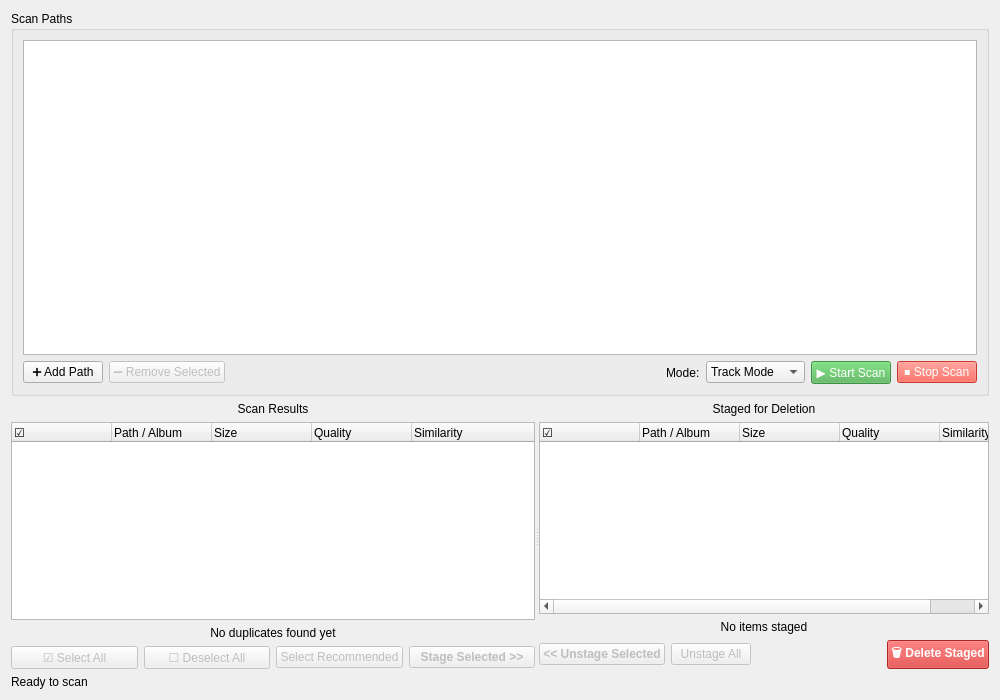
First picture: the form in src/duperscooper_gui/ui/dual_pane_widget.ui, repository ohtostado/duperscooper, before the edit.
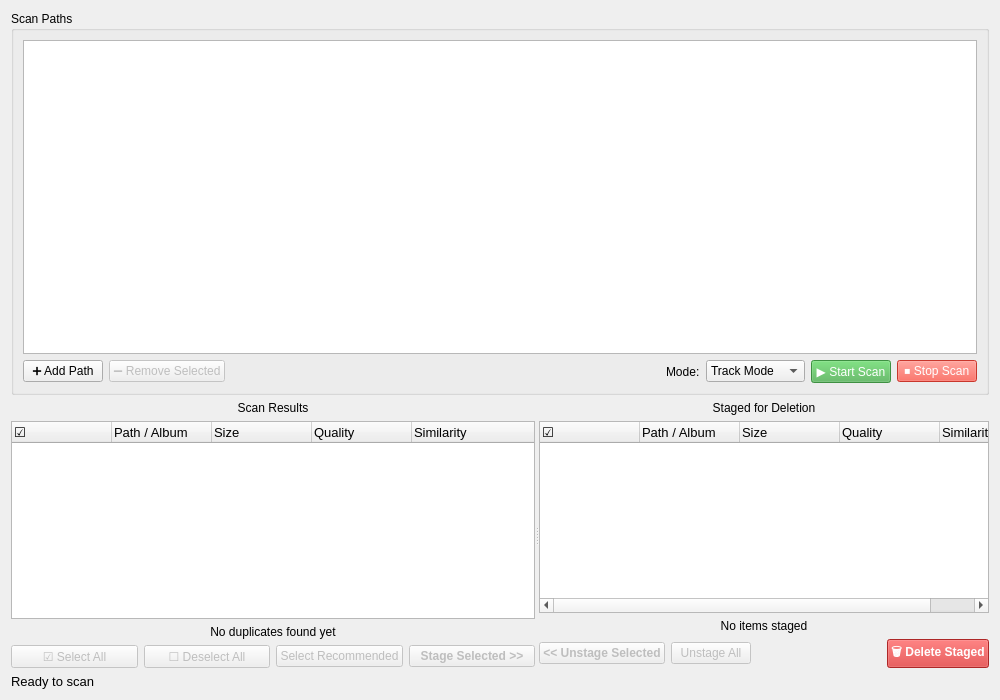
Second picture: the form after the edit.

Commit message:
style: reduce font size to 10pt for lists and status label
Reduced font size by 2 points (12pt → 10pt) for better information
density:
- resultsTree: 10pt
- stagingTree: 10pt
- statusLabel: 10pt

This allows more content to be visible without scrolling while
maintaining readability.

Patch:
```diff
--- a/src/duperscooper_gui/ui/dual_pane_widget.ui
+++ b/src/duperscooper_gui/ui/dual_pane_widget.ui
@@ -165,6 +165,9 @@
        </item>
        <item>
         <widget class="QTreeWidget" name="resultsTree">
+         <property name="styleSheet">
+          <string notr="true">font-size: 10pt;</string>
+         </property>
          <property name="selectionMode">
           <enum>QAbstractItemView::MultiSelection</enum>
          </property>
@@ -287,6 +290,9 @@
        </item>
        <item>
         <widget class="QTreeWidget" name="stagingTree">
+         <property name="styleSheet">
+          <string notr="true">font-size: 10pt;</string>
+         </property>
          <property name="selectionMode">
           <enum>QAbstractItemView::MultiSelection</enum>
          </property>
@@ -402,6 +408,9 @@
    </item>
    <item>
     <widget class="QLabel" name="statusLabel">
+     <property name="styleSheet">
+      <string notr="true">font-size: 10pt;</string>
+     </property>
      <property name="text">
       <string>Ready to scan</string>
      </property>
```
